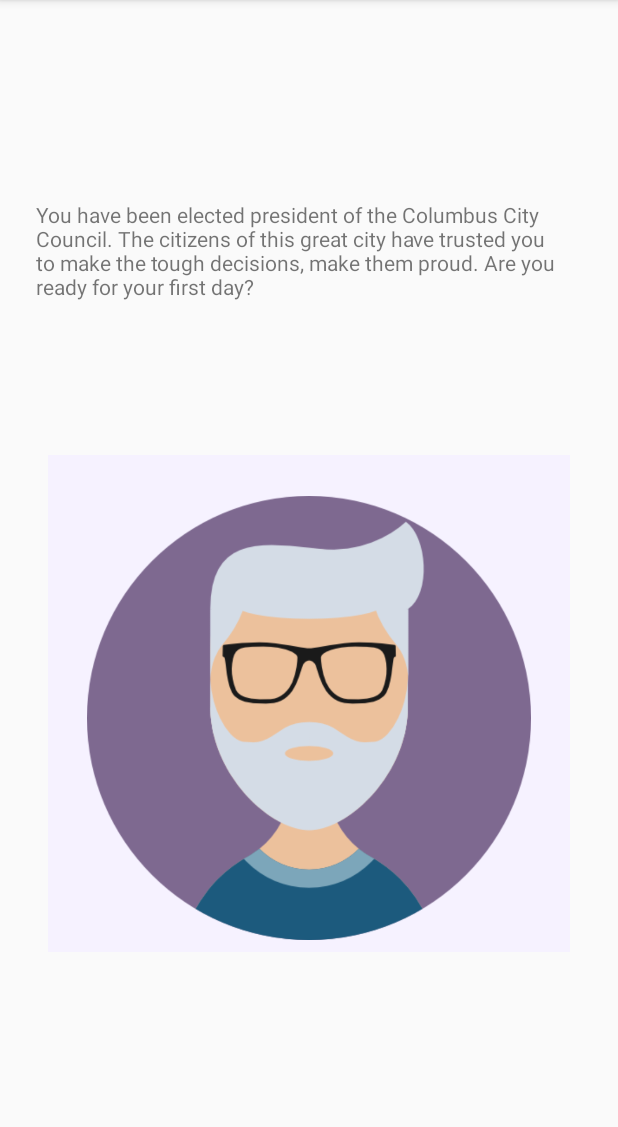
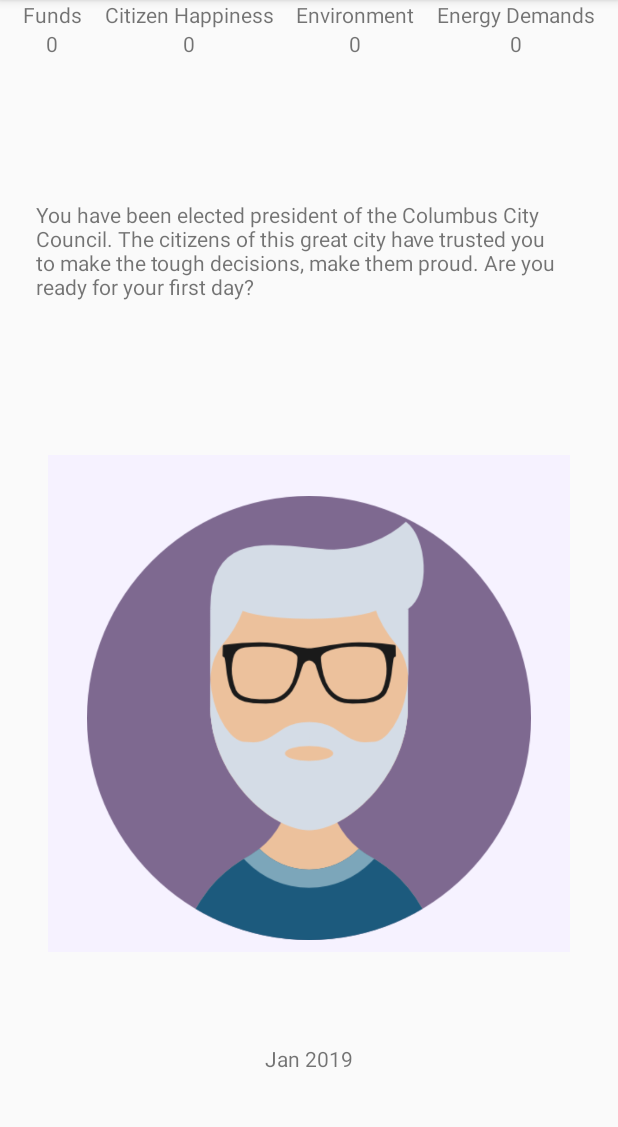
Before and after one commit to sotanishy/CBUSHack-TheShams, an Android app: the screen it shows after launch (MainActivity), on a phone screen of 412 x 824 dp, the part 84-1211 px from its top. Run offline under Robolectric (Android 15) with nearby library versions, the phone set to English and light mode, and no system bars.

Commit message:
Added UI elements

```diff
--- a/app/src/main/java/com/coffman/shams/cbushack/MainActivity.java
+++ b/app/src/main/java/com/coffman/shams/cbushack/MainActivity.java
@@ -26,6 +26,7 @@ public class MainActivity extends AppCompatActivity {
     private ConstraintLayout card;
     private ImageView cardImage;
     private TextView cardText, overlayText;
+    private TextView dateText;
     private Situation currentSituation;
 
     private LinkedList<Situation> situationQueue;
@@ -41,6 +42,7 @@ public class MainActivity extends AppCompatActivity {
                         new Situation(
                                 "You have been elected president of the Columbus City Council. The citizens of this great city have trusted you to make the tough decisions, make them proud. Are you ready for your first day?",
                                 "",
+                                "Jan 2019",
                                 getResources().getDrawable(R.drawable.man),
                                 new Decision("No"),
                                 new Decision("Yes")),
@@ -48,6 +50,7 @@ public class MainActivity extends AppCompatActivity {
                         new Situation(
                                 "The people want to open a new school to stop the overcrowding. Do you agree?",
                                 "",
+                                "Apr 2019",
                                 getResources().getDrawable(R.drawable.girl),
                                 new Decision("No, they're fine"),
                                 new Decision("Yes"))
@@ -55,6 +58,8 @@ public class MainActivity extends AppCompatActivity {
         );
 
         topText = findViewById(R.id.topText);
+
+        dateText = findViewById(R.id.date);
 
         overlayText = findViewById(R.id.overlayText);
         overlayText.setAlpha(0);
@@ -135,6 +140,7 @@ public class MainActivity extends AppCompatActivity {
             return new Situation(
                     "You have reached the end of the game. Congrats!!! There is more to come soon...",
                     "",
+                    "Jan 2100",
                     getResources().getDrawable(R.drawable.boy),
                     new Decision("Ok"),
                     new Decision("Ok"));
@@ -146,5 +152,18 @@ public class MainActivity extends AppCompatActivity {
         topText.setText(situation.getDescription());
         overlayText.setText(situation.getOverlayText());
         cardImage.setImageDrawable(situation.getImage());
+        dateText.setText(situation.getDate());
     }
+
+    /**
+     * Change the value by the specified amount
+     * @param id the resource id of the value you want to change
+     * @param value how much you want to change the value by
+     */
+    private void changeValue(int id, double value) {
+        TextView tv = findViewById(id);
+        double currentValue = Integer.parseInt(tv.getText().toString());
+        tv.setText("" + (currentValue + value));
+    }
+
 }
--- a/app/src/main/java/com/coffman/shams/cbushack/Situation.java
+++ b/app/src/main/java/com/coffman/shams/cbushack/Situation.java
@@ -3,13 +3,14 @@ package com.coffman.shams.cbushack;
 import android.graphics.drawable.Drawable;
 
 public class Situation {
-    private String description, overlayText;
+    private String description, overlayText, date;
     private Drawable image;
     private Decision left, right;
 
-    public Situation(String description, String overlayText, Drawable image, Decision left, Decision right) {
+    public Situation(String description, String overlayText, String date, Drawable image, Decision left, Decision right) {
         this.description = description;
         this.overlayText = overlayText;
+        this.date = date;
         this.image = image;
         this.left = left;
         this.right = right;
@@ -23,6 +24,10 @@ public class Situation {
         return overlayText;
     }
 
+    public String getDate() {
+        return date;
+    }
+
     public Drawable getImage() {
         return image;
     }
@@ -34,4 +39,5 @@ public class Situation {
     public Decision getRight() {
         return right;
     }
+
 }
--- a/app/src/main/res/layout/activity_main.xml
+++ b/app/src/main/res/layout/activity_main.xml
@@ -5,6 +5,97 @@
     android:layout_width="match_parent"
     android:layout_height="match_parent"
     tools:context=".MainActivity">
+
+    <android.support.constraint.ConstraintLayout
+        android:id="@+id/top"
+        android:layout_width="match_parent"
+        android:layout_height="wrap_content">
+
+        <LinearLayout
+            android:id="@+id/funds"
+            android:layout_width="wrap_content"
+            android:layout_height="match_parent"
+            android:orientation="vertical"
+            app:layout_constraintLeft_toLeftOf="parent"
+            app:layout_constraintRight_toLeftOf="@id/happiness">
+
+            <TextView
+                android:layout_width="wrap_content"
+                android:layout_height="wrap_content"
+                android:text="Funds"/>
+
+            <TextView
+                android:id="@+id/fundsValue"
+                android:layout_width="wrap_content"
+                android:layout_height="wrap_content"
+                android:layout_gravity="center"
+                android:text="0"/>
+        </LinearLayout>
+
+        <LinearLayout
+            android:id="@+id/happiness"
+            android:layout_width="wrap_content"
+            android:layout_height="match_parent"
+            android:orientation="vertical"
+            app:layout_constraintLeft_toRightOf="@id/funds"
+            app:layout_constraintRight_toLeftOf="@id/environment">
+
+            <TextView
+                android:layout_width="wrap_content"
+                android:layout_height="wrap_content"
+                android:text="Citizen Happiness"/>
+
+            <TextView
+                android:id="@+id/happinessValue"
+                android:layout_width="wrap_content"
+                android:layout_height="wrap_content"
+                android:layout_gravity="center"
+                android:text="0"/>
+        </LinearLayout>
+
+        <LinearLayout
+            android:id="@+id/environment"
+            android:layout_width="wrap_content"
+            android:layout_height="match_parent"
+            android:orientation="vertical"
+            app:layout_constraintLeft_toRightOf="@id/happiness"
+            app:layout_constraintRight_toLeftOf="@id/demands">
+
+            <TextView
+                android:layout_width="wrap_content"
+                android:layout_height="wrap_content"
+                android:text="Environment"/>
+
+            <TextView
+                android:id="@+id/environmentValue"
+                android:layout_width="wrap_content"
+                android:layout_height="wrap_content"
+                android:layout_gravity="center"
+                android:text="0"/>
+        </LinearLayout>
+
+        <LinearLayout
+            android:id="@+id/demands"
+            android:layout_width="wrap_content"
+            android:layout_height="match_parent"
+            android:orientation="vertical"
+            app:layout_constraintLeft_toRightOf="@id/environment"
+            app:layout_constraintRight_toRightOf="parent">
+
+            <TextView
+                android:layout_width="wrap_content"
+                android:layout_height="wrap_content"
+                android:text="Energy Demands"/>
+
+            <TextView
+                android:id="@+id/demandsValue"
+                android:layout_width="wrap_content"
+                android:layout_height="wrap_content"
+                android:layout_gravity="center"
+                android:text="0"/>
+        </LinearLayout>
+
+    </android.support.constraint.ConstraintLayout>
 
     <android.support.constraint.ConstraintLayout
         android:id="@+id/middle"
@@ -95,4 +186,14 @@
                 app:layout_constraintTop_toBottomOf="@+id/overlayText" />
         </android.support.constraint.ConstraintLayout>
     </android.support.constraint.ConstraintLayout>
+
+    <TextView
+        android:id="@+id/date"
+        android:layout_width="wrap_content"
+        android:layout_height="wrap_content"
+        android:text="Jan 2019"
+        app:layout_constraintLeft_toLeftOf="parent"
+        app:layout_constraintRight_toRightOf="parent"
+        app:layout_constraintTop_toBottomOf="@id/middle"
+        app:layout_constraintBottom_toBottomOf="parent"/>
 </android.support.constraint.ConstraintLayout>
```
